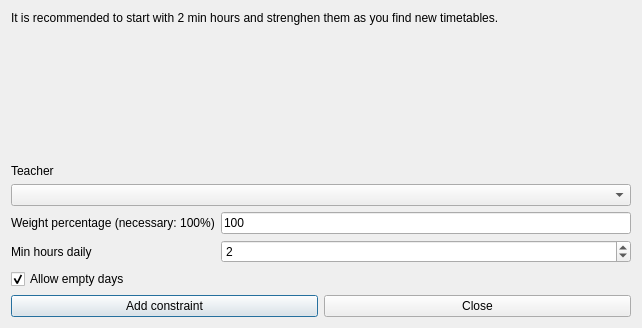
Above: fet/src/interface/addconstraintteacherminhoursdailyrealdaysform_template.ui from vonmecheln/fet before the change. Below: the same form after it.
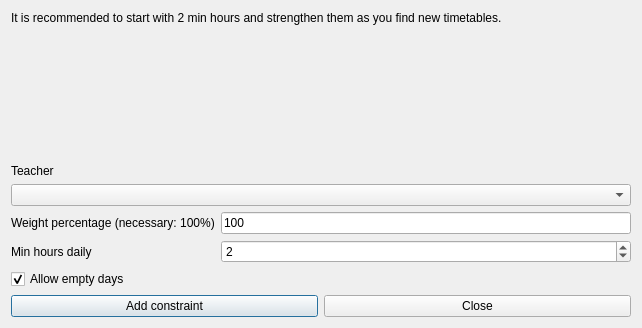
That is the form after the change.

The edit to the form file:
```diff
--- a/fet/src/interface/addconstraintteacherminhoursdailyrealdaysform_template.ui
+++ b/fet/src/interface/addconstraintteacherminhoursdailyrealdaysform_template.ui
@@ -29,7 +29,7 @@
       <enum>QFrame::Plain</enum>
      </property>
      <property name="text">
-      <string>It is recommended to start with 2 min hours and strenghen them as you find new timetables.</string>
+      <string>It is recommended to start with 2 min hours and strengthen them as you find new timetables.</string>
      </property>
      <property name="wordWrap">
       <bool>true</bool>
```
